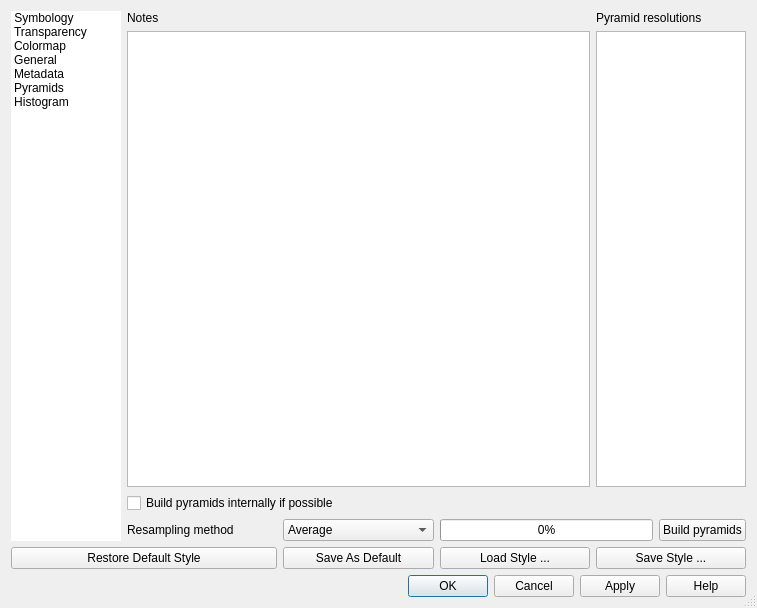
sourcepole/qgis, file qgis/src/ui/qgsrasterlayerpropertiesbase.ui: the form before one commit.
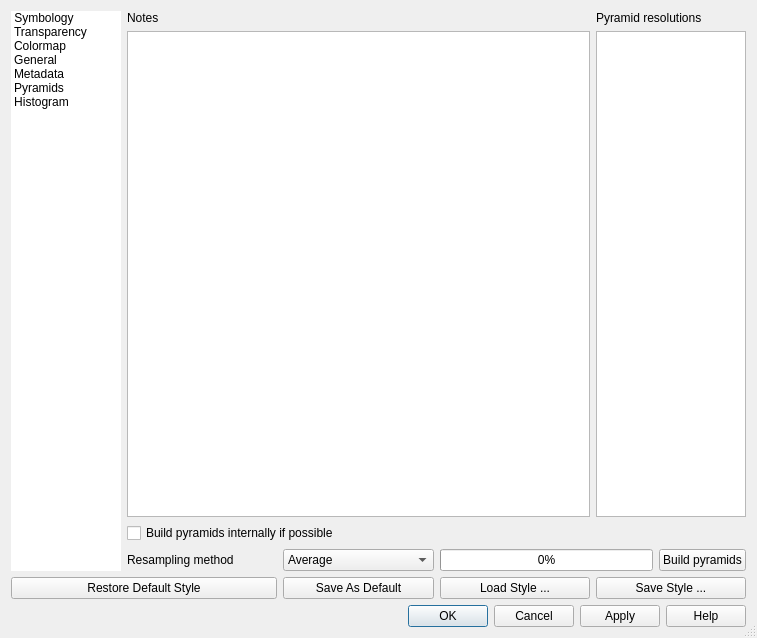
The form after the commit. The open tabs and pages were chosen to show the change. Icons and pictures are not drawn.

Commit message: Set property icons for raster props dialog

Patch:
```diff
--- a/qgis/src/ui/qgsrasterlayerpropertiesbase.ui
+++ b/qgis/src/ui/qgsrasterlayerpropertiesbase.ui
@@ -7,7 +7,7 @@
     <x>0</x>
     <y>0</y>
     <width>757</width>
-    <height>608</height>
+    <height>638</height>
    </rect>
   </property>
   <property name="windowTitle">
@@ -1824,7 +1824,7 @@
           <string>&lt;!DOCTYPE HTML PUBLIC &quot;-//W3C//DTD HTML 4.0//EN&quot; &quot;http://www.w3.org/TR/REC-html40/strict.dtd&quot;&gt;
 &lt;html&gt;&lt;head&gt;&lt;meta name=&quot;qrichtext&quot; content=&quot;1&quot; /&gt;&lt;style type=&quot;text/css&quot;&gt;
 p, li { white-space: pre-wrap; }
-&lt;/style&gt;&lt;/head&gt;&lt;body style=&quot; font-family:'Sans'; font-size:10pt; font-weight:400; font-style:normal;&quot;&gt;
+&lt;/style&gt;&lt;/head&gt;&lt;body style=&quot; font-family:'DejaVu Sans'; font-size:10pt; font-weight:400; font-style:normal;&quot;&gt;
 &lt;p style=&quot;-qt-paragraph-type:empty; margin-top:0px; margin-bottom:0px; margin-left:0px; margin-right:0px; -qt-block-indent:0; text-indent:0px; font-family:'Sans Serif'; font-size:9pt;&quot;&gt;&lt;/p&gt;&lt;/body&gt;&lt;/html&gt;</string>
          </property>
         </widget>
```
Left out of the diff: 32 changed lines with no effect on the pictures.
